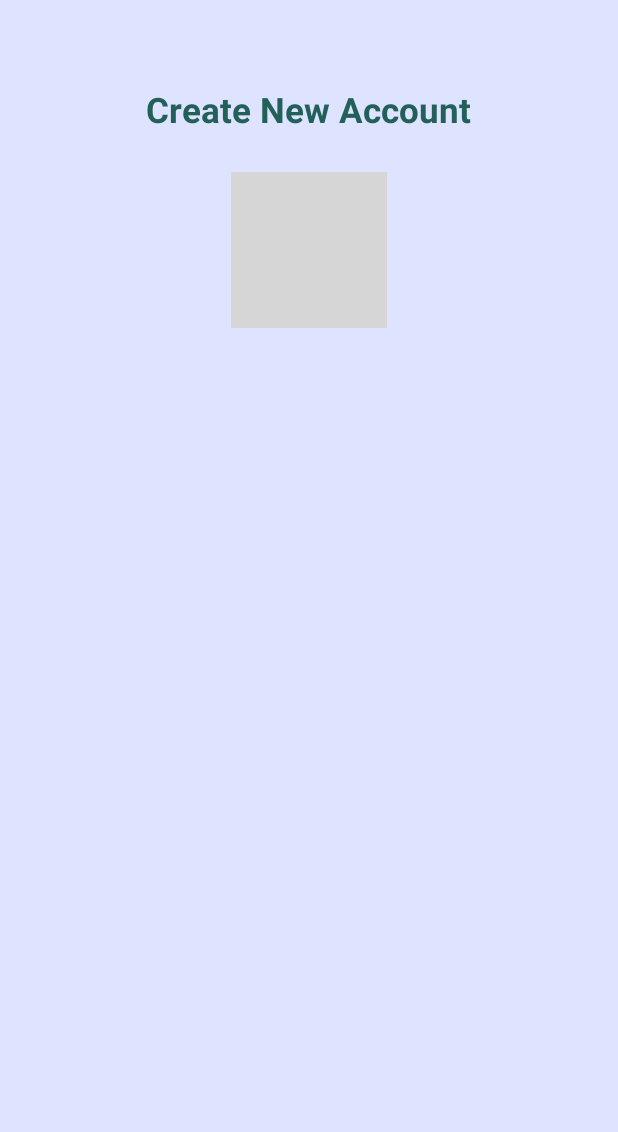
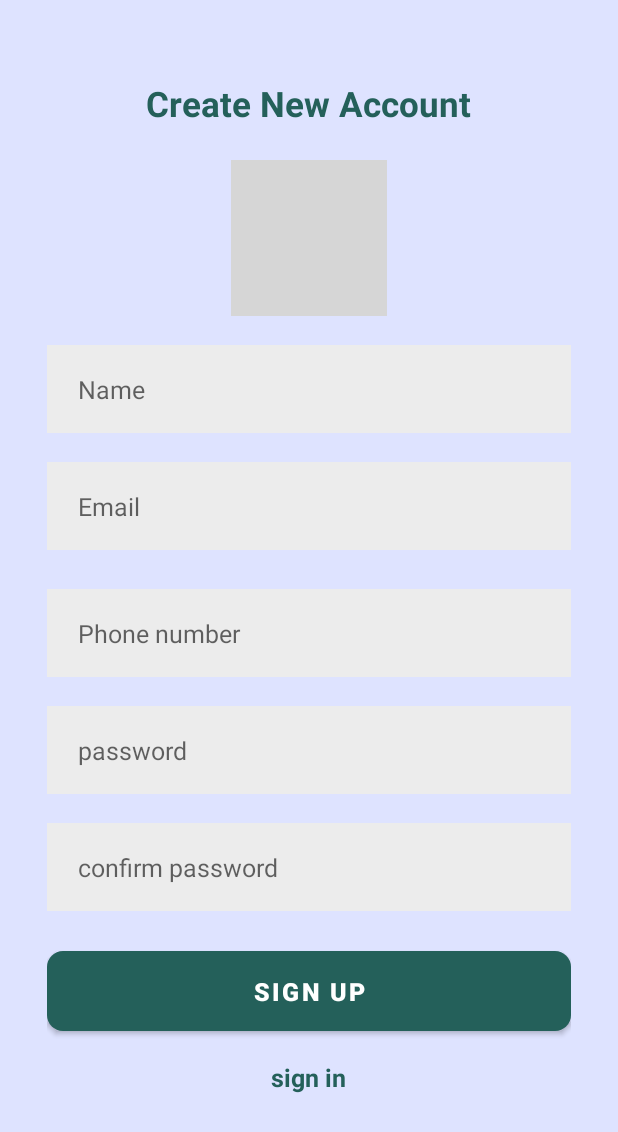
Before and after one commit to Swaraj44/CardiacRecorder, an Android app: the SignUp screen opened directly, with no data from a screen before it, on a phone screen of 412 x 824 dp. Shown: the top 1132 px of the screen. Run offline under Robolectric (Android 15) with nearby library versions, the phone set to English and light mode, and no system bars; our stand-ins replace Firebase (no records; nobody signed in at launch, a user with empty details on screens opened directly), sdp/ssp sizes; plain views replace RoundedImageView; grey boxes are pictures that could not be loaded.

Commit message:
signUp updated

```diff
--- a/app/src/main/java/com/example/cardiacrecorder/SignUp.java
+++ b/app/src/main/java/com/example/cardiacrecorder/SignUp.java
@@ -35,12 +35,11 @@ import java.util.HashMap;
 public class SignUp extends AppCompatActivity {
 
     private EditText mEmail, mPass;
-    private Button signUpBtn;
     private ImageView imageView;
     private ActivityResultLauncher<String> mGetContent;
     private Uri imageUri;
     private String link121 = " ", Ekey;
-    private EditText name11, email11, mobile11, designation11, dept11, id1;
+    private EditText name11, mobile11;
     private FirebaseAuth mAuth;
 
     ProgressDialog progressDialog;
@@ -50,17 +49,16 @@ public class SignUp extends AppCompatActivity {
         super.onCreate(savedInstanceState);
         setContentView(R.layout.activity_sign_up);
 
-        mEmail = findViewById(R.id.email_signin);
-        mPass = findViewById(R.id.passsignin);
-        signUpBtn = findViewById(R.id.singup_btn);
+        mEmail = findViewById(R.id.inputEmail);
+        mPass = findViewById(R.id.inputPassword);
+        Button signUpBtn = findViewById(R.id.buttonSignUp);
 
 
-        name11 = findViewById(R.id.name1);
-        email11 = findViewById(R.id.email_signin);
-        mobile11 = findViewById(R.id.mobi1);
+        name11 = findViewById(R.id.inputName);
+        mobile11 = findViewById(R.id.inputMobile);
 
 
-        imageView = findViewById(R.id.imageView9);
+        imageView = findViewById(R.id.imageProfile);
 
         mGetContent = registerForActivityResult(new ActivityResultContracts.GetContent(), new ActivityResultCallback<Uri>() {
             @Override
@@ -93,10 +91,10 @@ public class SignUp extends AppCompatActivity {
     //Value adding function!
     public void add() {
 
-        String name, email, mobile, designation, dept, id, lk;
+        String name, email, mobile, lk;
         name = name11.getText().toString();
         mobile = mobile11.getText().toString();
-        email = email11.getText().toString();
+        email = mEmail.getText().toString();
         lk = link121;
         String ss = "\\.";
         String[] ss1 = email.split(ss, 100);
@@ -159,19 +157,19 @@ public class SignUp extends AppCompatActivity {
     }
 
     public void IMG() {
-        /////////////////////////////////////////////////////////////
+
         progressDialog = new ProgressDialog(SignUp.this);
         progressDialog.setTitle("Uploading...");
         progressDialog.show();
 
 
         //String name=name11.getText().toString();
-        String email = email11.getText().toString();
+        String email = mEmail.getText().toString();
         String ss = "\\.";
         String[] ss1 = email.split(ss, 100);
-        String emailkey = "";
-        for (String a : ss1) emailkey += a;
-        Ekey = emailkey;
+        String emailKey = "";
+        for (String a : ss1) emailKey += a;
+        Ekey = emailKey;
 
         StorageReference SRef = FirebaseStorage.getInstance().getReference().child("Folder_CC").child(Ekey);
         SRef.putFile(imageUri).addOnCompleteListener(new OnCompleteListener<UploadTask.TaskSnapshot>() {
@@ -181,12 +179,11 @@ public class SignUp extends AppCompatActivity {
                     SRef.getDownloadUrl().addOnSuccessListener(new OnSuccessListener<Uri>() {
                         @Override
                         public void onSuccess(Uri uri) {
-                            //////////////////////////////////////////////////////////////////////////////////
-                            String url = String.valueOf(uri);
-                            link121 = url;
+
+                            link121 = String.valueOf(uri);
                             add();
                             // Toast.makeText(SignUp.this, link1, Toast.LENGTH_SHORT).show();
-                            //////////////////////////////////////////////////////////////////////////////////
+
                         }
                     });
                 }
--- a/app/src/main/res/layout/activity_sign_up.xml
+++ b/app/src/main/res/layout/activity_sign_up.xml
@@ -20,7 +20,7 @@
         <TextView
             android:layout_width="wrap_content"
             android:layout_height="wrap_content"
-            android:layout_marginTop="@dimen/_20sdp"
+            android:layout_marginTop="@dimen/_17sdp"
             android:text="@string/create_new_account"
             android:textColor="@color/primary"
             android:textSize="@dimen/_18ssp"
@@ -30,7 +30,7 @@
             android:id="@+id/layoutImage"
             android:layout_width="wrap_content"
             android:layout_height="wrap_content"
-            android:layout_marginTop="@dimen/_20sdp">
+            android:layout_marginTop="@dimen/_17sdp">
 
             <com.makeramen.roundedimageview.RoundedImageView
                 android:id="@+id/imageProfile"
@@ -53,11 +53,117 @@
 
         <EditText
             android:id="@+id/inputName"
-            android:layout_width="wrap_content"
+            android:layout_width="match_parent"
+            android:layout_height="@dimen/_45sdp"
+            android:layout_marginTop="@dimen/_15sdp"
+            android:background="@color/input_background"
+            android:hint="@string/name"
+            android:imeOptions="actionNext"
+            android:importantForAutofill="no"
+            android:inputType="text"
+            android:paddingStart="@dimen/_16sdp"
+            android:paddingEnd="@dimen/_16sdp"
+            android:textColor="@color/primary_text"
+            android:textSize="@dimen/_13ssp"
+            />
+        <EditText
+            android:id="@+id/inputEmail"
+            android:layout_width="match_parent"
+            android:layout_height="@dimen/_45sdp"
+            android:layout_marginTop="@dimen/_15sdp"
+            android:background="@color/input_background"
+            android:hint="@string/email"
+            android:imeOptions="actionNext"
+            android:importantForAutofill="no"
+            android:inputType="textEmailAddress"
+            android:paddingStart="@dimen/_16sdp"
+            android:paddingEnd="@dimen/_16sdp"
+            android:textColor="@color/primary_text"
+            android:textSize="@dimen/_13ssp"
+            />
+        <EditText
+            android:id="@+id/inputMobile"
+            android:layout_width="match_parent"
             android:layout_height="@dimen/_45sdp"
             android:layout_marginTop="@dimen/_20sdp"
             android:background="@color/input_background"
+            android:hint="@string/phone_number"
+            android:imeOptions="actionNext"
+            android:importantForAutofill="no"
+            android:inputType="phone"
+            android:paddingStart="@dimen/_16sdp"
+            android:paddingEnd="@dimen/_16sdp"
+            android:textColor="@color/primary_text"
+            android:textSize="@dimen/_13ssp"
             />
+        <EditText
+            android:id="@+id/inputPassword"
+            android:layout_width="match_parent"
+            android:layout_height="@dimen/_45sdp"
+            android:layout_marginTop="@dimen/_15sdp"
+            android:background="@color/input_background"
+            android:hint="@string/password"
+            android:imeOptions="actionDone"
+            android:importantForAutofill="no"
+            android:inputType="textPassword"
+            android:paddingStart="@dimen/_16sdp"
+            android:paddingEnd="@dimen/_16sdp"
+            android:textColor="@color/primary_text"
+            android:textSize="@dimen/_13ssp"/>
+        <EditText
+            android:id="@+id/inputConfirmPassword"
+            android:layout_width="match_parent"
+            android:layout_height="@dimen/_45sdp"
+            android:layout_marginTop="@dimen/_15sdp"
+            android:background="@color/input_background"
+            android:hint="@string/confirm_password"
+            android:imeOptions="actionDone"
+            android:importantForAutofill="no"
+            android:inputType="textPassword"
+            android:paddingStart="@dimen/_16sdp"
+            android:paddingEnd="@dimen/_16sdp"
+            android:textColor="@color/primary_text"
+            android:textSize="@dimen/_13ssp"/>
+        <FrameLayout
+            android:layout_width="match_parent"
+            android:layout_height="wrap_content"
+            android:layout_marginTop="@dimen/_16sdp"
+            android:animateLayoutChanges="true">
+
+            <com.google.android.material.button.MaterialButton
+                android:id="@+id/buttonSignUp"
+                android:layout_width="match_parent"
+                android:layout_height="@dimen/_50sdp"
+                android:text="@string/sign_up"
+                android:textColor="@color/white"
+                android:textSize="@dimen/_13ssp"
+                android:textStyle="bold"
+                app:cornerRadius="@dimen/_8sdp"
+
+                />
+            <ProgressBar
+                android:id="@+id/progressBar"
+                android:layout_width="@dimen/_25sdp"
+                android:layout_height="@dimen/_25sdp"
+                android:layout_gravity="center"
+                android:visibility="invisible"/>
+
+        </FrameLayout>
+
+        <TextView
+            android:id="@+id/textSignIn"
+            android:layout_width="wrap_content"
+            android:layout_height="wrap_content"
+            android:layout_marginTop="@dimen/_10sdp"
+            android:text="@string/sign_in"
+            android:textColor="@color/primary"
+            android:textSize="@dimen/_13ssp"
+            android:textStyle="bold"
+
+            />
+
+
+
 
     </LinearLayout>
 
--- a/app/src/main/res/values-night/themes.xml
+++ b/app/src/main/res/values-night/themes.xml
@@ -1,16 +1,7 @@
-<resources xmlns:tools="http://schemas.android.com/tools">
+<resources>
     <!-- Base application theme. -->
     <style name="Theme.CardiacRecorder" parent="Theme.MaterialComponents.DayNight.NoActionBar">
-        <!-- Primary brand color. -->
-        <item name="colorPrimary">@color/purple_200</item>
-        <item name="colorPrimaryVariant">@color/purple_700</item>
-        <item name="colorOnPrimary">@color/black</item>
-        <!-- Secondary brand color. -->
-        <item name="colorSecondary">@color/teal_200</item>
-        <item name="colorSecondaryVariant">@color/teal_200</item>
-        <item name="colorOnSecondary">@color/black</item>
-        <!-- Status bar color. -->
-        <item name="android:statusBarColor">?attr/colorPrimaryVariant</item>
-        <!-- Customize your theme here. -->
+        <item name="colorPrimary">@color/primary</item>
+        <item name="android:statusBarColor">@color/primary</item>
     </style>
 </resources>
--- a/app/src/main/res/values/strings.xml
+++ b/app/src/main/res/values/strings.xml
@@ -2,4 +2,11 @@
     <string name="app_name">CardiacRecorder</string>
     <string name="create_new_account">Create New Account</string>
     <string name="add_image">Add Image</string>
+    <string name="confirm_password">confirm password</string>
+    <string name="password">password</string>
+    <string name="email">Email</string>
+    <string name="name">Name</string>
+    <string name="sign_up">sign Up</string>
+    <string name="sign_in">sign in</string>
+    <string name="phone_number">Phone number</string>
 </resources>
--- a/app/src/main/res/values/themes.xml
+++ b/app/src/main/res/values/themes.xml
@@ -1,16 +1,7 @@
-<resources xmlns:tools="http://schemas.android.com/tools">
+<resources>
     <!-- Base application theme. -->
     <style name="Theme.CardiacRecorder" parent="Theme.MaterialComponents.DayNight.NoActionBar">
-        <!-- Primary brand color. -->
-        <item name="colorPrimary">@color/purple_500</item>
-        <item name="colorPrimaryVariant">@color/purple_700</item>
-        <item name="colorOnPrimary">@color/white</item>
-        <!-- Secondary brand color. -->
-        <item name="colorSecondary">@color/teal_200</item>
-        <item name="colorSecondaryVariant">@color/teal_700</item>
-        <item name="colorOnSecondary">@color/black</item>
-        <!-- Status bar color. -->
-        <item name="android:statusBarColor">?attr/colorPrimaryVariant</item>
-        <!-- Customize your theme here. -->
+        <item name="colorPrimary">@color/primary</item>
+        <item name="android:statusBarColor">@color/primary</item>
     </style>
 </resources>
```
